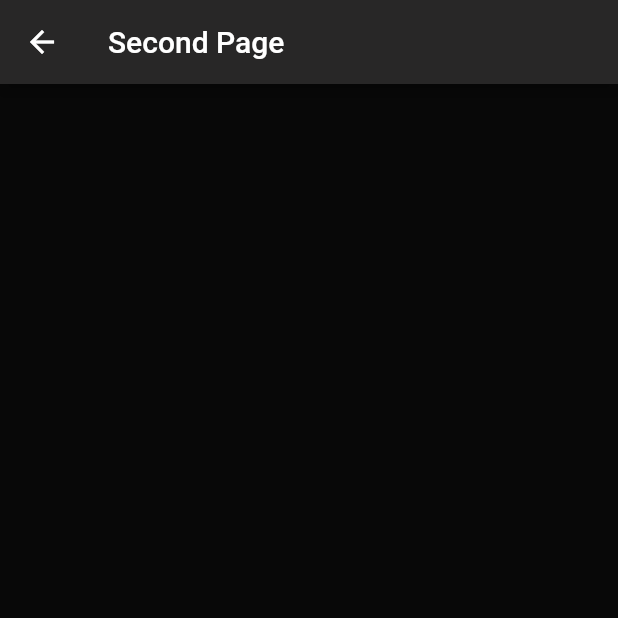
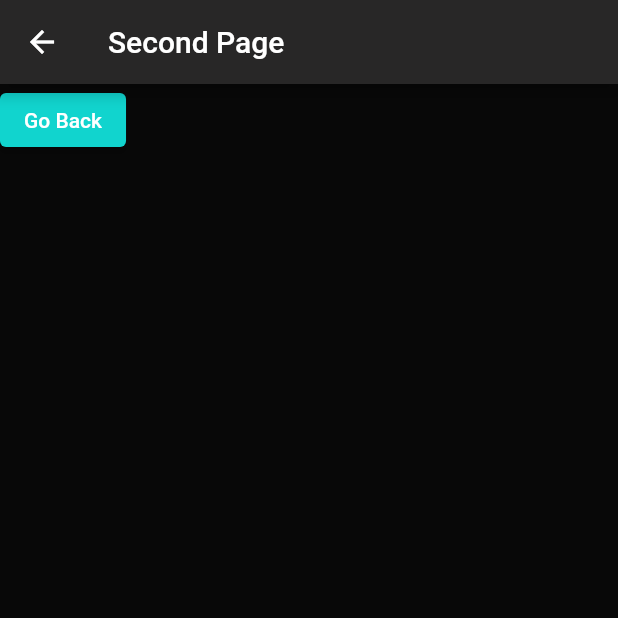
Before and after one commit to arsham-aazami/first_app, a Flutter app: the SecondPage screen opened directly, on a phone screen of 412 x 824 dp, the top half of it. Run offline on Flutter 3.47's test engine with Material 2 defaults, Android fonts, the phone set to English and light mode, and no system bars.

Commit message:
implementing go back button

```diff
--- a/lib/page2.dart
+++ b/lib/page2.dart
@@ -5,12 +5,21 @@ class SecondPage extends StatelessWidget {
 
   @override
   Widget build(BuildContext context) {
-    return  Scaffold(
+    return Scaffold(
       backgroundColor: const Color.fromARGB(255, 8, 8, 8),
       appBar: AppBar(
-        backgroundColor:const Color.fromARGB(255, 40, 39, 39),
+        backgroundColor: const Color.fromARGB(255, 40, 39, 39),
         title: Text("Second Page"),
-        )
+      ),
+      body: Column(
+        children: [
+          ElevatedButton(
+              style: ElevatedButton.styleFrom(
+                  backgroundColor: const Color.fromARGB(255, 17, 212, 206)),
+              onPressed: () => Navigator.pop(context),
+              child: Text("Go Back"))
+        ],
+      ),
     );
   }
 }
```
